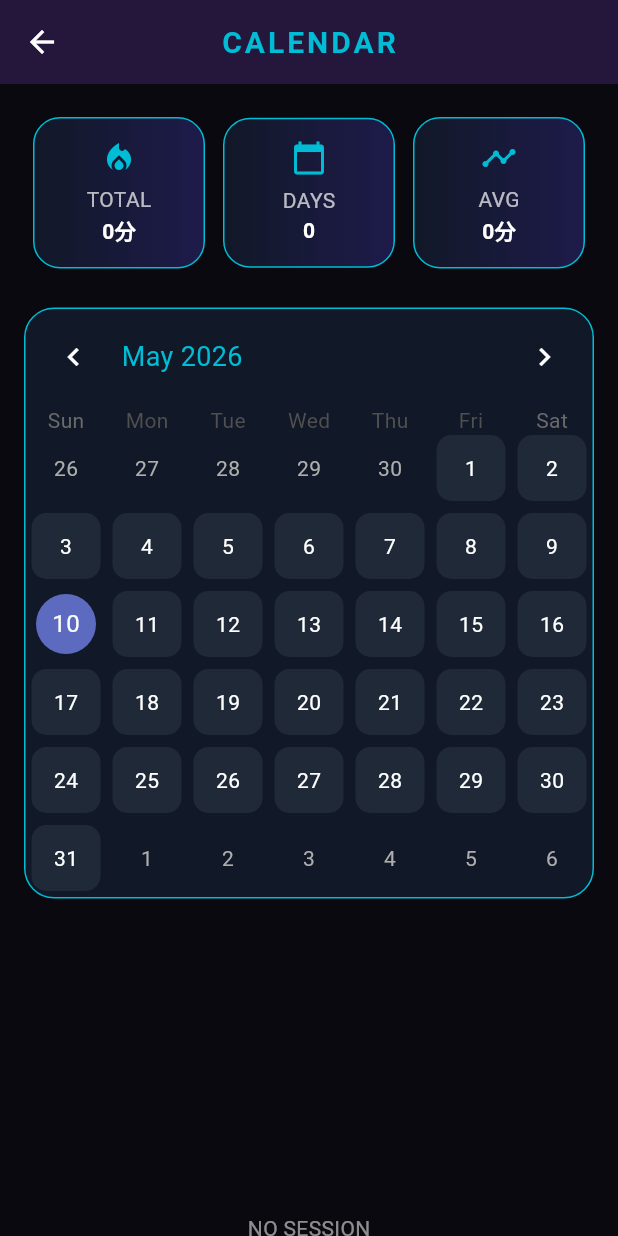
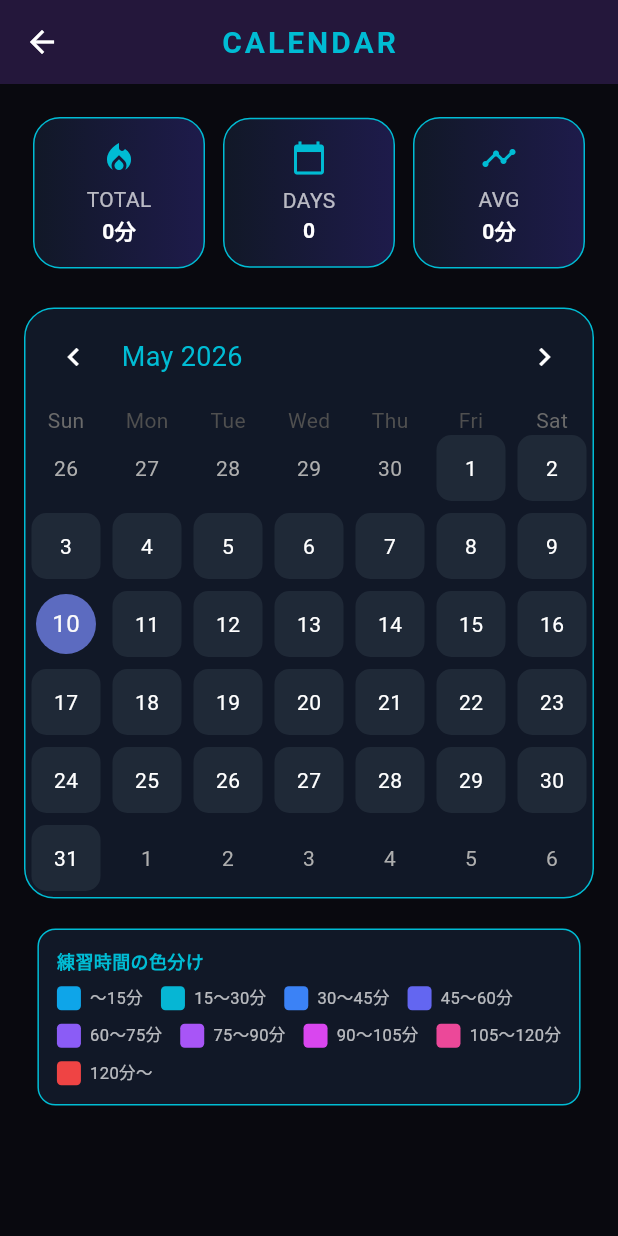
Before and after one commit to columbus0370/dance_app, a Flutter app: the CalendarPage screen opened directly, on a phone screen of 412 x 824 dp. Run offline on Flutter 3.47's test engine with Material 3 defaults, Android fonts, the phone set to English and light mode, and no system bars; drawn by our look-alikes of table_calendar; our stand-ins replace flutter_riverpod, hive, hive_flutter; accounts and stored records are empty.

Commit message:
Refine color gradient to 15-min intervals and add color legend
Refine color gradient to 15-min intervals and add color legend

- Update getDayColor() to use 9-step color gradient with 15-minute intervals
- Update getCardColor() in log_list_page.dart with matching intervals
- Add _buildColorLegend() widget showing all color ranges
- Insert legend on calendar page below calendar table
- Update help documentation with detailed color explanations

New smooth color progression from light blue through cyan, blue, violet, magenta, pink to red.

```diff
--- a/lib/calendar_page.dart
+++ b/lib/calendar_page.dart
@@ -87,15 +87,27 @@ class _CalendarPageState
     if (minutes == 0) {
       return const Color(
           0xFF1F2937);
+    } else if (minutes < 15) {
+      return const Color(
+          0xFF0EA5E9);
     } else if (minutes < 30) {
       return const Color(
           0xFF06B6D4);
+    } else if (minutes < 45) {
+      return const Color(
+          0xFF3B82F6);
     } else if (minutes < 60) {
       return const Color(
-          0xFF3B82F6);
+          0xFF6366F1);
+    } else if (minutes < 75) {
+      return const Color(
+          0xFF8B5CF6);
     } else if (minutes < 90) {
       return const Color(
-          0xFF8B5CF6);
+          0xFFA855F7);
+    } else if (minutes < 105) {
+      return const Color(
+          0xFFD946EF);
     } else if (minutes < 120) {
       return const Color(
           0xFFEC4899);
@@ -165,6 +177,96 @@ class _CalendarPageState
             ],
           ),
         ),
+      ),
+    );
+  }
+
+  Widget _buildColorLegend() {
+    final colorSteps = [
+      ('～15分', 0xFF0EA5E9),
+      ('15～30分', 0xFF06B6D4),
+      ('30～45分', 0xFF3B82F6),
+      ('45～60分', 0xFF6366F1),
+      ('60～75分', 0xFF8B5CF6),
+      ('75～90分', 0xFFA855F7),
+      ('90～105分', 0xFFD946EF),
+      ('105～120分',
+          0xFFEC4899),
+      ('120分～', 0xFFEF4444),
+    ];
+
+    return Container(
+      padding:
+          const EdgeInsets.all(
+              12),
+      decoration:
+          BoxDecoration(
+        color: const Color(
+            0xFF111827),
+        borderRadius:
+            BorderRadius
+                .circular(12),
+        border: Border.all(
+          color: Colors.cyan,
+          width: 1,
+        ),
+      ),
+      child: Column(
+        crossAxisAlignment:
+            CrossAxisAlignment
+                .start,
+        children: [
+          const Text(
+            '練習時間の色分け',
+            style: TextStyle(
+              color: Colors.cyan,
+              fontSize: 12,
+              fontWeight:
+                  FontWeight.bold,
+            ),
+          ),
+          const SizedBox(
+              height: 8),
+          Wrap(
+            spacing: 12,
+            runSpacing: 8,
+            children: colorSteps
+                .map(
+                  (step) => Row(
+                    mainAxisSize:
+                        MainAxisSize
+                            .min,
+                    children: [
+                      Container(
+                        width: 16,
+                        height: 16,
+                        decoration:
+                            BoxDecoration(
+                          color: Color(
+                              step.$2),
+                          borderRadius:
+                              BorderRadius
+                                  .circular(
+                                      3),
+                        ),
+                      ),
+                      const SizedBox(
+                          width: 6),
+                      Text(
+                        step.$1,
+                        style:
+                            const TextStyle(
+                          color: Colors
+                              .white70,
+                          fontSize: 11,
+                        ),
+                      ),
+                    ],
+                  ),
+                )
+                .toList(),
+          ),
+        ],
       ),
     );
   }
@@ -331,6 +433,9 @@ class _CalendarPageState
                     ),
                     const SizedBox(
                         height: 20),
+                    _buildColorLegend(),
+                    const SizedBox(
+                        height: 20),
                     SizedBox(
                       height: 400,
                       child:
--- a/lib/help_page.dart
+++ b/lib/help_page.dart
@@ -93,7 +93,7 @@ class HelpPage extends StatelessWidget {
               _buildSection(
                 title: 'カレンダー',
                 content:
-                    'カレンダーボタンから月単位の統計と練習日を確認できます。練習時間に応じてグラデーション色で表示：\n• シアン：30分未満\n• 青：30～60分\n• 紫：60～90分\n• ピンク：90～120分\n• 赤：120分以上\n色が濃くなるほど、より長い練習時間を示します。',
+                    'カレンダーボタンから月単位の統計と練習日を確認できます。15分単位の細かいグラデーション色で表示：\n• 薄青：15分未満\n• シアン：15～30分\n• 青：30～45分\n• 紫青：45～60分\n• 紫：60～75分\n• 濃紫：75～90分\n• マゼンタ：90～105分\n• ピンク：105～120分\n• 赤：120分以上\nカレンダーの下部に色分けが表示され、練習量をひと目で確認できます。',
               ),
               const SizedBox(
                   height: 20),
--- a/lib/log_list_page.dart
+++ b/lib/log_list_page.dart
@@ -13,15 +13,27 @@ class LogListPage
 
   Color getCardColor(
       int minutes) {
-    if (minutes < 30) {
+    if (minutes < 15) {
+      return const Color(
+          0xFF0EA5E9);
+    } else if (minutes < 30) {
       return const Color(
           0xFF06B6D4);
+    } else if (minutes < 45) {
+      return const Color(
+          0xFF3B82F6);
     } else if (minutes < 60) {
       return const Color(
-          0xFF3B82F6);
+          0xFF6366F1);
+    } else if (minutes < 75) {
+      return const Color(
+          0xFF8B5CF6);
     } else if (minutes < 90) {
       return const Color(
-          0xFF8B5CF6);
+          0xFFA855F7);
+    } else if (minutes < 105) {
+      return const Color(
+          0xFFD946EF);
     } else if (minutes < 120) {
       return const Color(
           0xFFEC4899);
```
